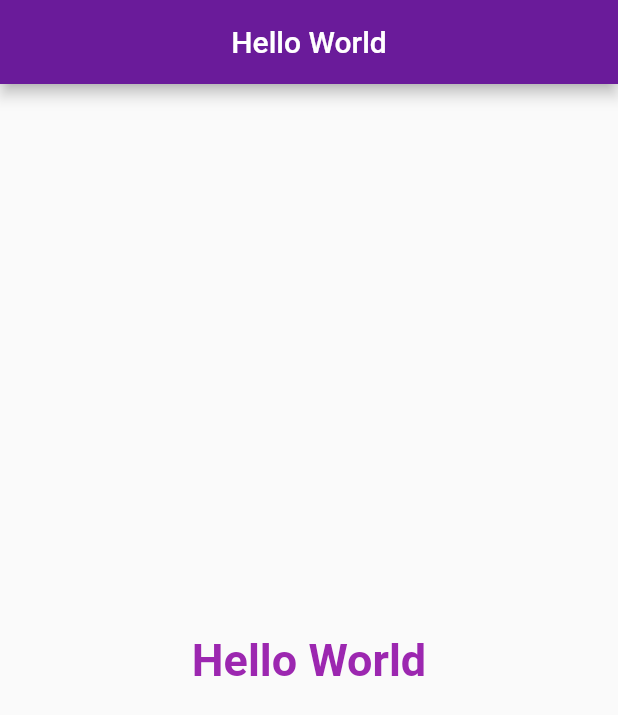
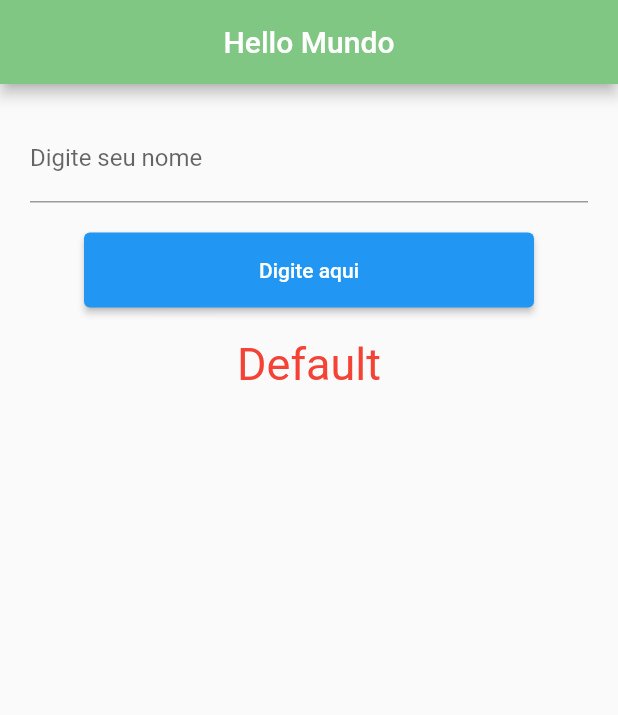
Before and after one commit to rennerborges/desenvolvimento_sistemas_moveis_tsi, a Flutter app: the screen it shows after launch, on a phone screen of 412 x 824 dp. Shown: the top 715 px of the screen. Run offline on Flutter 3.47's test engine with Material 2 defaults, Android fonts, the phone set to English and light mode, and no system bars.

Commit message:
feat: exemplo

```diff
--- /dev/null
+++ b/hello_world/lib/hello-mundo.dart
@@ -0,0 +1,51 @@
+import 'package:flutter/material.dart';
+
+class HelloMundo extends StatefulWidget {
+  const HelloMundo({super.key});
+
+  @override
+  State<HelloMundo> createState() => _HelloMundoState();
+}
+
+class _HelloMundoState extends State<HelloMundo> {
+  TextEditingController _nomeController = TextEditingController();
+  String nome = "Default";
+
+  @override
+  Widget build(BuildContext context) {
+    return Scaffold(
+        appBar: AppBar(
+          title: const Text("Hello Mundo"),
+          centerTitle: true,
+          backgroundColor: Colors.green[300],
+        ),
+        body: Column(children: [
+          Container(
+            margin: const EdgeInsets.all(20),
+            child: TextField(
+              controller: _nomeController,
+              decoration: InputDecoration(
+                label: Text("Digite seu nome"),
+              ),
+            ),
+          ),
+          Container(
+            width: 300,
+            height: 50,
+            child: ElevatedButton(
+              onPressed: () {
+                setState(() {
+                  nome = _nomeController.text.toString();
+                });
+              },
+              child: const Text("Digite aqui"),
+            ),
+          ),
+          const SizedBox(height: 20),
+          Text(
+            nome,
+            style: const TextStyle(fontSize: 30, color: Colors.red),
+          ),
+        ]));
+  }
+}
--- a/hello_world/lib/main.dart
+++ b/hello_world/lib/main.dart
@@ -1,4 +1,5 @@
 import 'package:flutter/material.dart';
+import 'package:hello_world/hello-mundo.dart';
 import 'package:hello_world/hello-world.dart';
 
 void main() {
@@ -8,6 +9,6 @@ void main() {
     theme: ThemeData(
       primarySwatch: Colors.blue,
     ),
-    home: const HelloWorld(),
+    home: HelloMundo(),
   ));
 }
```
